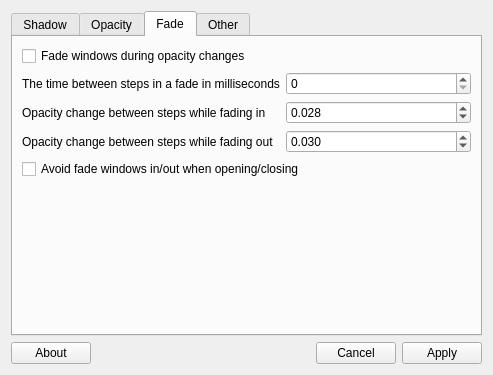
lxqt/compton-conf, file maindialog.ui: the form before one commit.
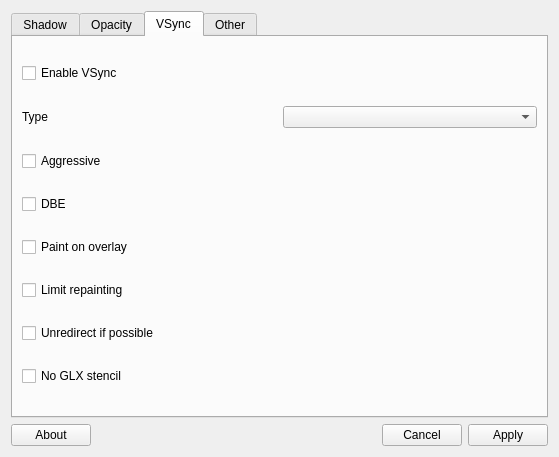
The form after the commit. The open tabs and pages were chosen to show the change.

Commit message: Added VSYNC menu

Patch:
```diff
--- a/maindialog.ui
+++ b/maindialog.ui
@@ -6,8 +6,8 @@
    <rect>
     <x>0</x>
     <y>0</y>
-    <width>493</width>
-    <height>371</height>
+    <width>559</width>
+    <height>457</height>
    </rect>
   </property>
   <property name="windowTitle">
@@ -276,79 +276,114 @@
      </widget>
      <widget class="QWidget" name="fadeTab">
       <attribute name="title">
-       <string>Fade</string>
+       <string>VSync</string>
       </attribute>
-      <layout class="QFormLayout" name="formLayout_3">
+      <layout class="QGridLayout" name="gridLayout">
        <item row="0" column="0" colspan="2">
-        <widget class="QCheckBox" name="fading">
+        <widget class="QCheckBox" name="vsync_enable">
          <property name="text">
-          <string>Fade windows during opacity changes</string>
+          <string>Enable VSync</string>
          </property>
         </widget>
        </item>
        <item row="1" column="0">
-        <widget class="QLabel" name="fade_delta_label">
+        <widget class="QLabel" name="label">
          <property name="text">
-          <string>The time between steps in a fade in milliseconds</string>
+          <string>Type</string>
          </property>
         </widget>
        </item>
-       <item row="2" column="0">
-        <widget class="QLabel" name="fade_in_step_label">
+       <item row="1" column="1">
+        <widget class="QComboBox" name="vsync_type">
+         <property name="toolTip">
+          <string>  Set VSync method. There are (up to) 5 VSync methods currently
+  available:
+    none = No VSync
+    drm = VSync with DRM_IOCTL_WAIT_VBLANK. May only work on some
+      (DRI-based) drivers.
+    opengl = Try to VSync with SGI_video_sync OpenGL extension. Only
+      work on some drivers.
+    opengl-oml = Try to VSync with OML_sync_control OpenGL extension.
+      Only work on some drivers.
+    opengl-swc = Try to VSync with SGI_swap_control OpenGL extension.
+      Only work on some drivers. Works only with GLX backend.
+    opengl-mswc = Try to VSync with MESA_swap_control OpenGL
+      extension. Basically the same as opengl-swc above, except the
+      extension we use.
+</string>
+         </property>
+        </widget>
+       </item>
+       <item row="2" column="0" colspan="2">
+        <widget class="QCheckBox" name="vsync_aggressive">
+         <property name="toolTip">
+          <string>Attempt to send painting request before VBlank and do XFlush()
+  during VBlank. This switch may be lifted out at any moment.
+</string>
+         </property>
          <property name="text">
-          <string>Opacity change between steps while fading in</string>
+          <string>Aggressive</string>
          </property>
         </widget>
        </item>
-       <item row="3" column="0">
-        <widget class="QLabel" name="fade_out_step_label">
+       <item row="3" column="0" colspan="2">
+        <widget class="QCheckBox" name="vsync_dbe">
+         <property name="toolTip">
+          <string>Enable DBE painting mode, intended to use with VSync to
+  (hopefully) eliminate tearing.
+</string>
+         </property>
          <property name="text">
-          <string>Opacity change between steps while fading out</string>
+          <string>DBE</string>
          </property>
         </widget>
        </item>
        <item row="4" column="0" colspan="2">
-        <widget class="QCheckBox" name="no_fading_openclose">
+        <widget class="QCheckBox" name="vsync_overlay">
+         <property name="toolTip">
+          <string>  Painting on X Composite overlay window.
+</string>
+         </property>
          <property name="text">
-          <string>Avoid fade windows in/out when opening/closing</string>
+          <string>Paint on overlay</string>
          </property>
         </widget>
        </item>
-       <item row="2" column="1">
-        <widget class="QDoubleSpinBox" name="fade_in_step">
-         <property name="decimals">
-          <number>3</number>
+       <item row="5" column="0" colspan="2">
+        <widget class="QCheckBox" name="vsync_limit">
+         <property name="toolTip">
+          <string>  Limit compton to repaint at most once every 1 / refresh_rate
+  second to boost performance.
+</string>
          </property>
-         <property name="maximum">
-          <double>1.000000000000000</double>
+         <property name="text">
+          <string>Limit repainting</string>
          </property>
-         <property name="singleStep">
-          <double>0.010000000000000</double>
+        </widget>
+       </item>
+       <item row="6" column="0" colspan="2">
+        <widget class="QCheckBox" name="vsync_unredir">
+         <property name="toolTip">
+          <string>  Unredirect all windows if a full-screen opaque window is
+  detected, to maximize performance for full-screen windows.</string>
          </property>
-         <property name="value">
-          <double>0.028000000000000</double>
+         <property name="text">
+          <string>Unredirect if possible</string>
          </property>
         </widget>
        </item>
-       <item row="3" column="1">
-        <widget class="QDoubleSpinBox" name="fade_out_step">
-         <property name="decimals">
-          <number>3</number>
+       <item row="7" column="0" colspan="2">
+        <widget class="QCheckBox" name="vsync_stencil">
+         <property name="toolTip">
+          <string>GLX backend: Avoid using stencil buffer. Might cause issues
+  when rendering transparent content. My tests show a 15% performance
+  boost.</string>
          </property>
-         <property name="maximum">
-          <double>1.000000000000000</double>
+         <property name="text">
+          <string>No GLX stencil</string>
          </property>
-         <property name="singleStep">
-          <double>0.010000000000000</double>
-         </property>
-         <property name="value">
-          <double>0.030000000000000</double>
-         </property>
         </widget>
        </item>
-       <item row="1" column="1">
-        <widget class="QSpinBox" name="fade_delta"/>
-       </item>
       </layout>
      </widget>
      <widget class="QWidget" name="otherTab">
```
Left out of the diff: 4 changed lines with no effect on the pictures. The commit also changes 1 other file.
